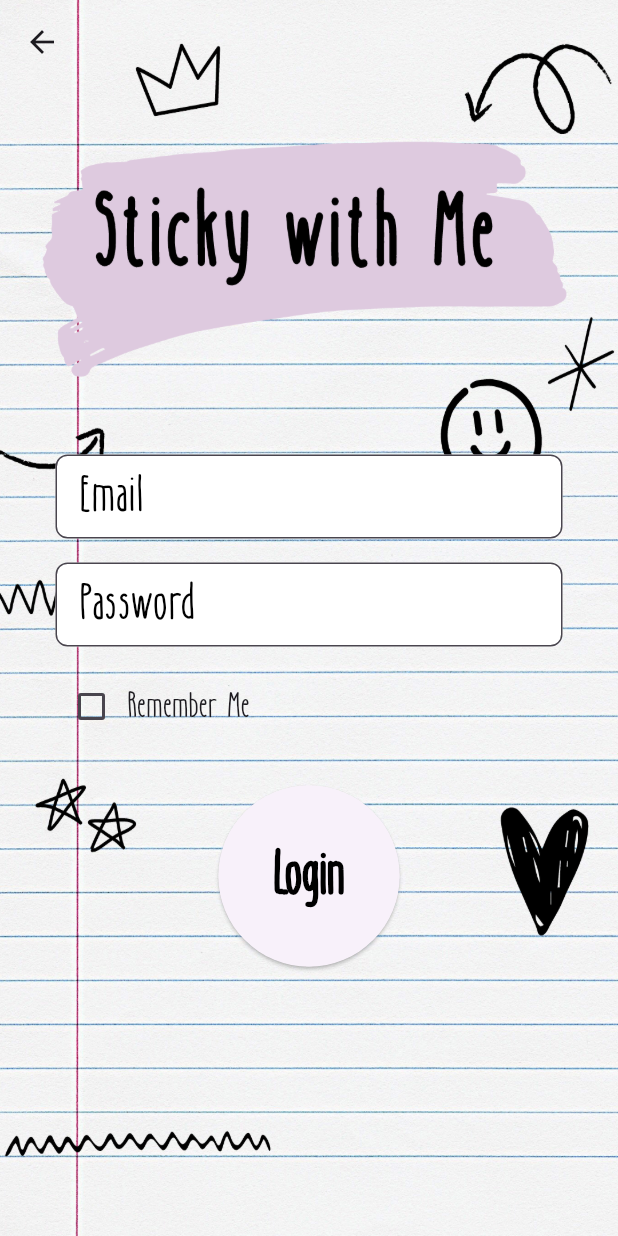
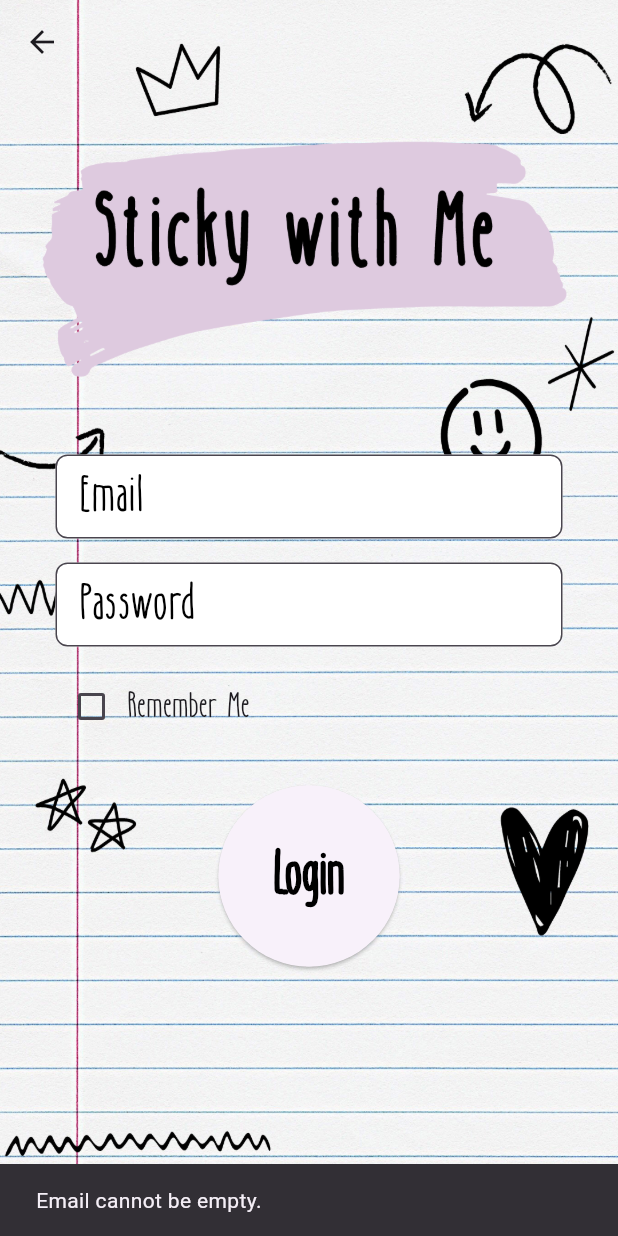
Before and after one commit to ralzlykaii/stickwme, a Flutter app: the SignIn screen opened directly, after a tap on "Login", on a phone screen of 412 x 824 dp. Run offline on Flutter 3.47's test engine with Material 3 defaults, Android fonts, the light colour scheme and no system bars; our stand-ins replace firebase_auth, firebase_core; accounts and stored records are empty.

Commit message:
implement login button functionality
error with textbox being empty

```diff
--- a/stickwmeapp/lib/screens/sign_in.dart
+++ b/stickwmeapp/lib/screens/sign_in.dart
@@ -1,4 +1,5 @@
 import 'package:flutter/material.dart';
+import 'package:stickwmeapp/main.dart';
 import 'package:stickwmeapp/widgets/custom_scaffold.dart';
 import 'package:firebase_auth/firebase_auth.dart';
 
@@ -12,6 +13,9 @@ class SignIn extends StatefulWidget {
 class _SignInState extends State<SignIn> {
   bool _rememberMe = false;
   bool _showPassword = false;
+  final FirebaseAuth _auth = FirebaseAuth.instance;
+  TextEditingController _emailController = TextEditingController();
+  TextEditingController _passwordController = TextEditingController();
 
   @override
   Widget build(BuildContext context) {
@@ -23,12 +27,12 @@ class _SignInState extends State<SignIn> {
             mainAxisAlignment: MainAxisAlignment.center,
             children: [
               //emailtextbox
-              buildTextBox('Email', 'BetterTogether', 0xFFDECADF),
+              buildTextBox('Email', 'BetterTogether', 0xFFDECADF, controller: _emailController),
 
               SizedBox(height: 16.0), //adjust the space between email and password fields
 
               //password textbox
-              buildTextBox('Password', 'BetterTogether', 0xFFDECADF, isPassword: true),
+              buildTextBox('Password', 'BetterTogether', 0xFFDECADF, isPassword: true, controller: _passwordController),
 
               SizedBox(height: 16.0), //adjust the space between password and remember me checkbox
 
@@ -57,7 +61,7 @@ class _SignInState extends State<SignIn> {
               //login Button
               ElevatedButton(
                 onPressed: () {
-                  // Implement your login logic here
+                  signIn(); //call sign in function
                 },
                 style: ElevatedButton.styleFrom(
                   shape: CircleBorder(),
@@ -80,7 +84,7 @@ class _SignInState extends State<SignIn> {
     );
   }
 
-  Widget buildTextBox(String label, String fontFamily, int borderColor, {bool isPassword = false}) {
+  Widget buildTextBox(String label, String fontFamily, int borderColor, {bool isPassword = false, TextEditingController? controller}) {
     return TextField(
       obscureText: isPassword && !_showPassword,
       decoration: InputDecoration(
@@ -102,4 +106,45 @@ class _SignInState extends State<SignIn> {
       ),
     );
   }
+
+  Future<void> signIn() async {
+    //trim and validate email
+      final String email = _emailController.text.trim();
+      if (email.isEmpty) {
+        ScaffoldMessenger.of(context).showSnackBar(
+          SnackBar(
+            content: Text('Email cannot be empty.'),
+            duration: Duration(seconds: 2),
+          ),
+        );
+        return;
+      }
+
+      //trim and validate passwords
+      final String password = _passwordController.text.trim();
+
+      if (password.isEmpty) {
+        //show a message if password is empty
+        ScaffoldMessenger.of(context).showSnackBar(
+          SnackBar(
+            content: Text('Passwords is empty.'),
+            duration: Duration(seconds: 2),
+          ),
+        );
+        return;
+      }
+
+      UserCredential userCredential = await _auth.signInWithEmailAndPassword(
+        email: email,
+        password: password,
+      );
+
+      print('User signed in: ${userCredential.user?.uid}');
+
+      Navigator.of(context).pushReplacement(
+        MaterialPageRoute(
+          builder: (context) => MyHomePage(title: 'Sticky with Me!'),
+        ),
+      );
+  }
 }
```
